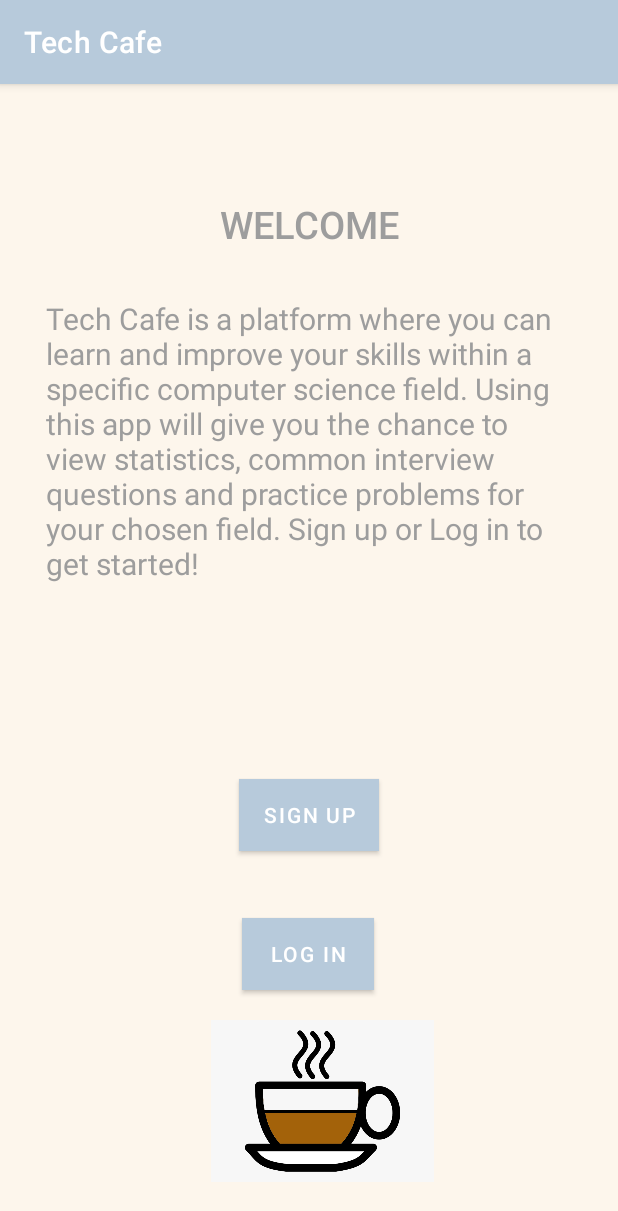
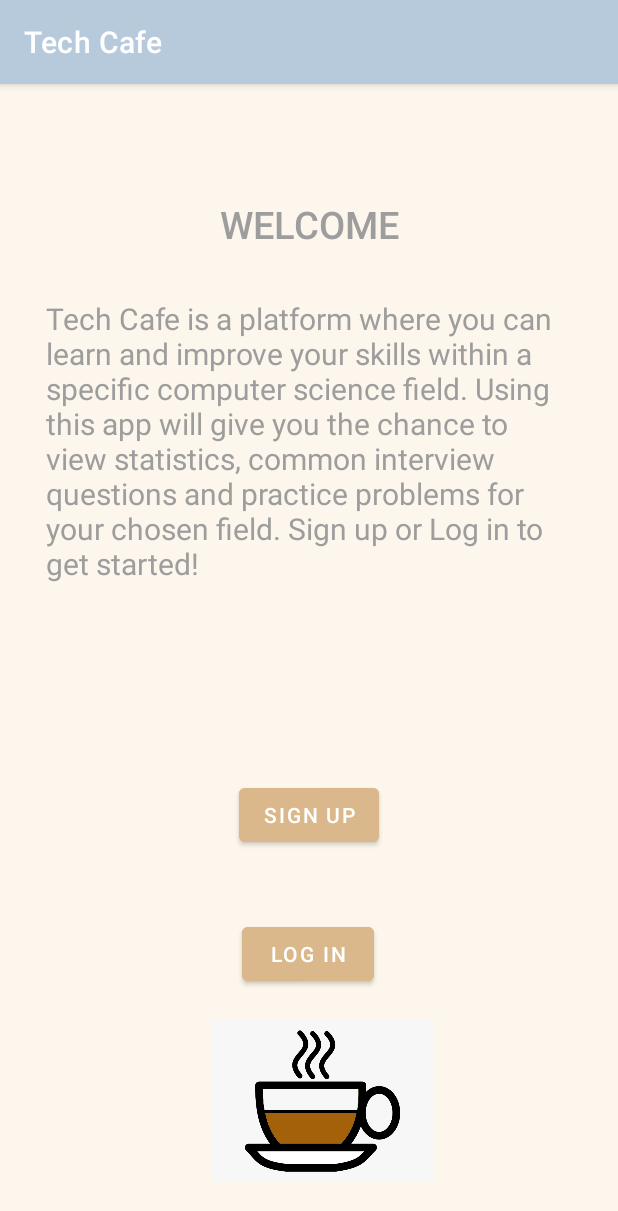
Before and after one commit to salakatenzing/Tech_Cafe, an Android app: the screen it shows after launch (MainActivity), on a phone screen of 412 x 824 dp. Shown: the top 1211 px of the screen. Run offline under Robolectric (Android 15) with nearby library versions, the phone set to English and light mode, and no system bars.

Commit message:
got the color on Buttons working

```diff
--- a/TechCafe/app/src/main/res/layout/activity_main.xml
+++ b/TechCafe/app/src/main/res/layout/activity_main.xml
@@ -53,26 +53,26 @@
         android:layout_width="wrap_content"
         android:layout_height="wrap_content"
         android:layout_marginBottom="20dp"
-        android:background="#774709"
+        android:backgroundTint="#DAB88B"
+        android:onClick="login"
         android:text="@string/button_label_login"
         app:layout_constraintBottom_toTopOf="@+id/imageView"
         app:layout_constraintEnd_toEndOf="parent"
         app:layout_constraintHorizontal_bias="0.498"
-        app:layout_constraintStart_toStartOf="parent"
-        android:onClick="login"/>
+        app:layout_constraintStart_toStartOf="parent" />
 
     <!-- signUp button -->
     <Button
         android:id="@+id/button_signUp"
         android:layout_width="wrap_content"
         android:layout_height="wrap_content"
-        android:background="#774709"
+        android:backgroundTint="#DAB88B"
+        android:onClick="signUp"
         android:text="Sign Up"
         app:layout_constraintBottom_toTopOf="@+id/button"
         app:layout_constraintEnd_toEndOf="parent"
         app:layout_constraintStart_toStartOf="parent"
-        app:layout_constraintTop_toBottomOf="@+id/mission_description"
-        android:onClick="signUp"/>
+        app:layout_constraintTop_toBottomOf="@+id/mission_description" />
 
 
 </androidx.constraintlayout.widget.ConstraintLayout>
```
